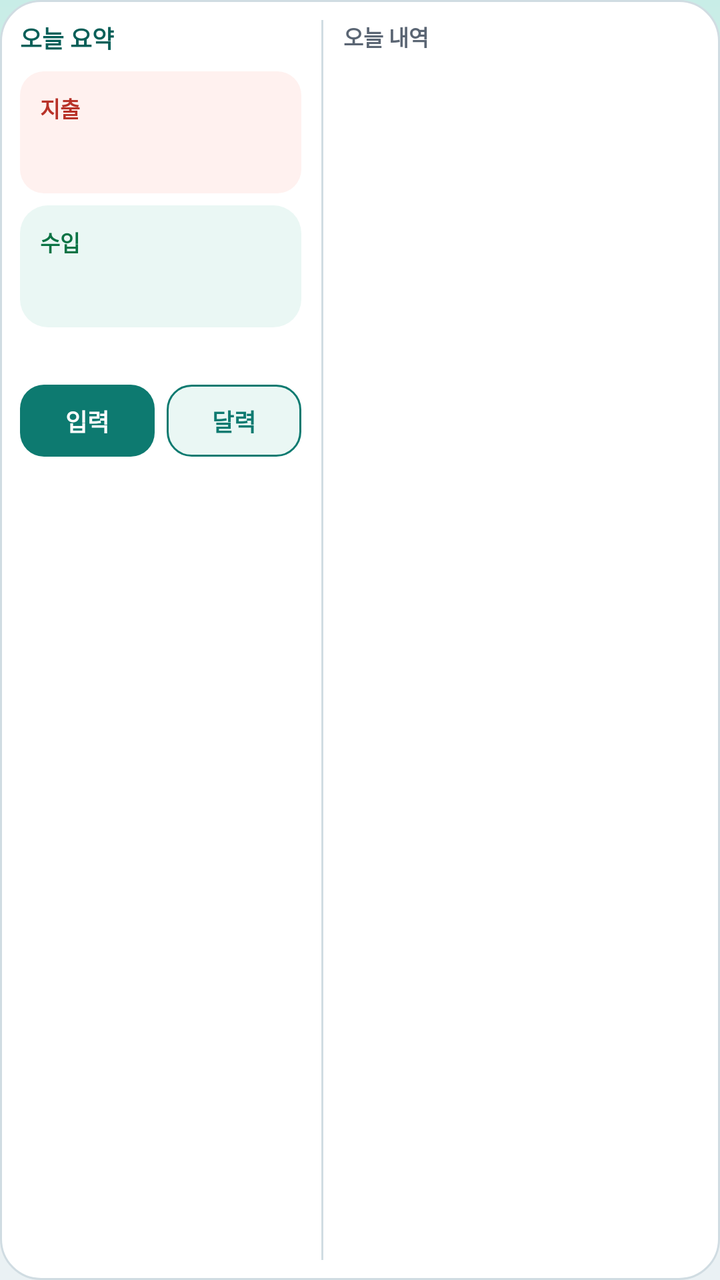
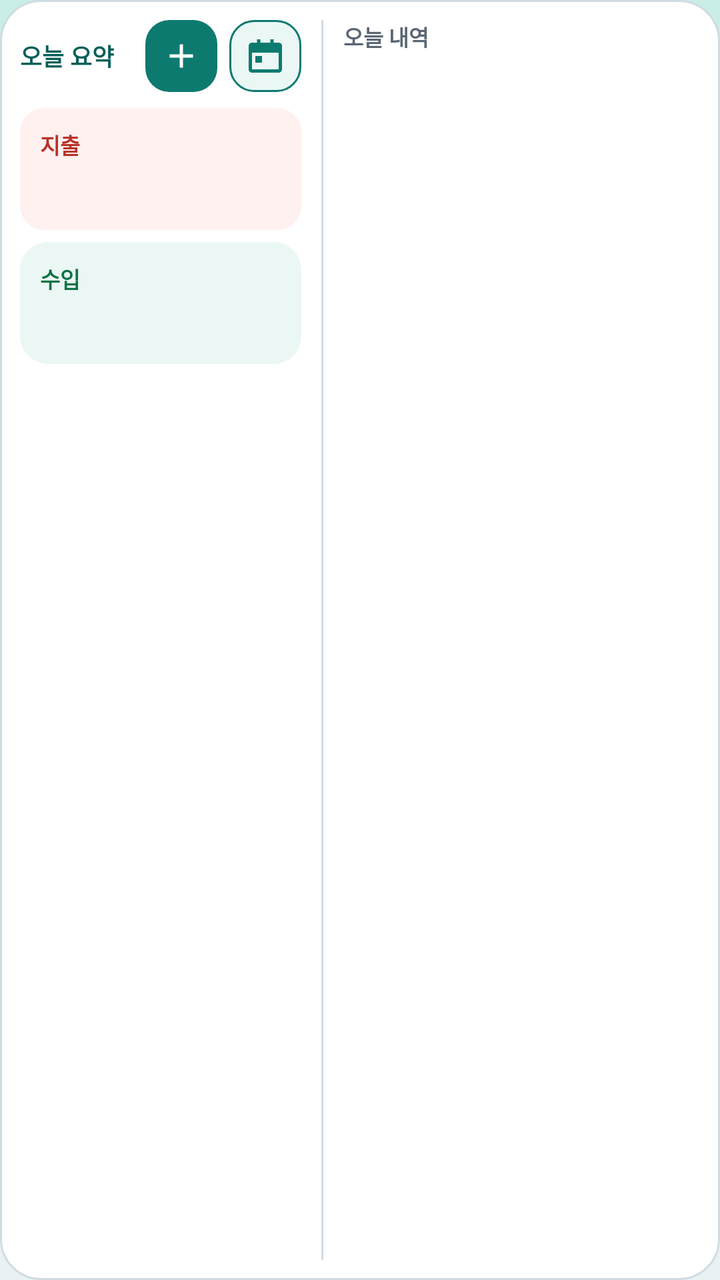

The first picture is an Android layout as it rendered before a commit; the second is the same layout after the commit. The layout source and the unified diff follow.
<!-- AndroidManifest.xml: application theme Theme.EasyLedger -->
<!-- res/layout/widget_today_wide.xml -->
<?xml version="1.0" encoding="utf-8"?>
<LinearLayout xmlns:android="http://schemas.android.com/apk/res/android"
    android:id="@+id/widget_root"
    android:layout_width="match_parent"
    android:layout_height="match_parent"
    android:background="@drawable/bg_widget"
    android:orientation="horizontal"
    android:padding="10dp">

    <LinearLayout
        android:layout_width="0dp"
        android:layout_height="match_parent"
        android:layout_weight="0.95"
        android:orientation="vertical">

        <TextView
            android:id="@+id/widget_title"
            android:layout_width="match_parent"
            android:layout_height="wrap_content"
            android:text="@string/widget_today_summary"
            android:textColor="#065F58"
            android:textSize="12sp"
            android:textStyle="bold" />

        <LinearLayout
            android:layout_width="match_parent"
            android:layout_height="wrap_content"
            android:layout_marginTop="8dp"
            android:background="@drawable/bg_widget_panel_expense"
            android:orientation="vertical"
            android:padding="10dp">

            <TextView
                android:layout_width="match_parent"
                android:layout_height="wrap_content"
                android:text="@string/expense"
                android:textColor="#B83228"
                android:textSize="11sp"
                android:textStyle="bold" />

            <TextView
                android:id="@+id/widget_expense"
                android:layout_width="match_parent"
                android:layout_height="wrap_content"
                android:layout_marginTop="2dp"
                android:ellipsize="end"
                android:maxLines="1"
                android:textColor="#121A24"
                android:textSize="17sp"
                android:textStyle="bold" />
        </LinearLayout>

        <LinearLayout
            android:layout_width="match_parent"
            android:layout_height="wrap_content"
            android:layout_marginTop="6dp"
            android:background="@drawable/bg_widget_panel"
            android:orientation="vertical"
            android:padding="10dp">

            <TextView
                android:layout_width="match_parent"
                android:layout_height="wrap_content"
                android:text="@string/income"
                android:textColor="#0B7344"
                android:textSize="11sp"
                android:textStyle="bold" />

            <TextView
                android:id="@+id/widget_income"
                android:layout_width="match_parent"
                android:layout_height="wrap_content"
                android:layout_marginTop="2dp"
                android:ellipsize="end"
                android:maxLines="1"
                android:textColor="#121A24"
                android:textSize="17sp"
                android:textStyle="bold" />
        </LinearLayout>

        <TextView
            android:id="@+id/widget_count"
            android:layout_width="match_parent"
            android:layout_height="wrap_content"
            android:layout_marginTop="6dp"
            android:textColor="#5A6573"
            android:textSize="11sp" />

        <LinearLayout
            android:layout_width="match_parent"
            android:layout_height="wrap_content"
            android:layout_marginTop="8dp"
            android:orientation="horizontal">

            <TextView
                android:id="@+id/widget_add"
                android:layout_width="0dp"
                android:layout_height="36dp"
                android:layout_weight="1"
                android:background="@drawable/bg_widget_button"
                android:gravity="center"
                android:includeFontPadding="false"
                android:paddingStart="8dp"
                android:paddingEnd="8dp"
                android:text="@string/widget_quick_input_short"
                android:textColor="#FFFFFF"
                android:textSize="12sp"
                android:textStyle="bold" />

            <TextView
                android:id="@+id/widget_detail"
                android:layout_width="0dp"
                android:layout_height="36dp"
                android:layout_marginStart="6dp"
                android:layout_weight="1"
                android:background="@drawable/bg_widget_button_outline"
                android:gravity="center"
                android:includeFontPadding="false"
                android:paddingStart="8dp"
                android:paddingEnd="8dp"
                android:text="@string/widget_view_detail_short"
                android:textColor="#0D7A70"
                android:textSize="12sp"
                android:textStyle="bold" />
        </LinearLayout>
    </LinearLayout>

    <ImageView
        android:layout_width="1dp"
        android:layout_height="match_parent"
        android:layout_marginStart="10dp"
        android:layout_marginEnd="10dp"
        android:contentDescription="@null"
        android:src="@drawable/bg_widget_divider" />

    <LinearLayout
        android:layout_width="0dp"
        android:layout_height="match_parent"
        android:layout_weight="1.2"
        android:orientation="vertical">

        <TextView
            android:id="@+id/widget_list_title"
            android:layout_width="match_parent"
            android:layout_height="wrap_content"
            android:text="@string/widget_today_list"
            android:textColor="#5A6573"
            android:textSize="11sp"
            android:textStyle="bold" />

        <LinearLayout
            android:id="@+id/widget_list"
            android:layout_width="match_parent"
            android:layout_height="0dp"
            android:layout_marginTop="4dp"
            android:layout_weight="1"
            android:orientation="vertical" />

        <TextView
            android:id="@+id/widget_empty"
            android:layout_width="match_parent"
            android:layout_height="0dp"
            android:layout_weight="1"
            android:gravity="center_vertical"
            android:text="@string/widget_today_empty"
            android:textColor="#8A94A1"
            android:textSize="12sp"
            android:visibility="gone" />

        <TextView
            android:id="@+id/widget_more"
            android:layout_width="match_parent"
            android:layout_height="wrap_content"
            android:layout_marginTop="2dp"
            android:textColor="#0D7A70"
            android:textSize="11sp"
            android:visibility="gone" />
    </LinearLayout>
</LinearLayout>
<!-- resources referenced by this layout -->
<resources>
  <!-- drawable bg_widget (drawable) -->
  <?xml version="1.0" encoding="utf-8"?>
  <shape xmlns:android="http://schemas.android.com/apk/res/android"
      android:shape="rectangle">
      <corners android:radius="20dp" />
      <solid android:color="#FFFFFF" />
      <stroke
          android:width="1dp"
          android:color="#D0DCE2" />
  </shape>
  <!-- drawable bg_widget_button (drawable) -->
  <?xml version="1.0" encoding="utf-8"?>
  <shape xmlns:android="http://schemas.android.com/apk/res/android"
      android:shape="rectangle">
      <corners android:radius="12dp" />
      <solid android:color="#0D7A70" />
  </shape>
  <!-- drawable bg_widget_button_outline (drawable) -->
  <?xml version="1.0" encoding="utf-8"?>
  <shape xmlns:android="http://schemas.android.com/apk/res/android"
      android:shape="rectangle">
      <corners android:radius="12dp" />
      <solid android:color="#EAF7F4" />
      <stroke
          android:width="1dp"
          android:color="#0D7A70" />
  </shape>
  <!-- drawable bg_widget_divider (drawable) -->
  <?xml version="1.0" encoding="utf-8"?>
  <shape xmlns:android="http://schemas.android.com/apk/res/android"
      android:shape="rectangle">
      <size android:width="1dp" />
      <solid android:color="#D0DCE2" />
  </shape>
  <!-- drawable bg_widget_panel (drawable) -->
  <?xml version="1.0" encoding="utf-8"?>
  <shape xmlns:android="http://schemas.android.com/apk/res/android"
      android:shape="rectangle">
      <corners android:radius="14dp" />
      <solid android:color="#EAF7F4" />
  </shape>
  <!-- drawable bg_widget_panel_expense (drawable) -->
  <?xml version="1.0" encoding="utf-8"?>
  <shape xmlns:android="http://schemas.android.com/apk/res/android"
      android:shape="rectangle">
      <corners android:radius="12dp" />
      <solid android:color="#FFF1EF" />
  </shape>
  <string name="expense">지출</string>
  <string name="income">수입</string>
  <string name="widget_quick_input_short">입력</string>
  <string name="widget_today_empty">아직 기록이 없어요</string>
  <string name="widget_today_list">오늘 내역</string>
  <string name="widget_today_summary">오늘 요약</string>
  <string name="widget_view_detail_short">달력</string>
  <color name="brand">#0D7A70</color>
  <color name="on_brand">#FFFFFF</color>
  <color name="brand_deep">#065F58</color>
  <color name="card">#FFFFFF</color>
  <color name="page">#EAF1F4</color>
  <!-- drawable bg_page (drawable) -->
  <?xml version="1.0" encoding="utf-8"?>
  <shape xmlns:android="http://schemas.android.com/apk/res/android">
      <gradient
          android:angle="160"
          android:centerColor="@color/page_mid"
          android:endColor="@color/page"
          android:startColor="@color/page_top"
          android:type="linear" />
  </shape>
  <color name="page_top">#C8EDE7</color>
  <color name="ink">#121A24</color>
  <style name="Widget.EasyLedger.OutlinedButton" parent="Widget.Material3.Button.OutlinedButton">
          <item name="strokeColor">@color/line</item>
          <item name="android:textColor">@color/ink</item>
          <item name="cornerRadius">14dp</item>
      </style>
  <color name="page_mid">#F7EFE4</color>
  <color name="line">#D0DCE2</color>
  <!-- unchanged entries left out for length: 1 -->
</resources>

<!-- the commit's change to res/layout/widget_today_wide.xml (unified diff, before → after) -->
@@ -13,14 +13,45 @@
         android:layout_weight="0.95"
         android:orientation="vertical">
 
-        <TextView
-            android:id="@+id/widget_title"
+        <LinearLayout
             android:layout_width="match_parent"
             android:layout_height="wrap_content"
-            android:text="@string/widget_today_summary"
-            android:textColor="#065F58"
-            android:textSize="12sp"
-            android:textStyle="bold" />
+            android:gravity="center_vertical"
+            android:orientation="horizontal">
+
+            <TextView
+                android:id="@+id/widget_title"
+                android:layout_width="0dp"
+                android:layout_height="wrap_content"
+                android:layout_weight="1"
+                android:ellipsize="end"
+                android:maxLines="1"
+                android:text="@string/widget_today_summary"
+                android:textColor="#065F58"
+                android:textSize="12sp"
+                android:textStyle="bold" />
+
+            <ImageView
+                android:id="@+id/widget_add"
+                android:layout_width="36dp"
+                android:layout_height="36dp"
+                android:background="@drawable/bg_widget_button"
+                android:contentDescription="@string/widget_quick_input_short"
+                android:padding="8dp"
+                android:scaleType="centerInside"
+                android:src="@drawable/ic_widget_add" />
+
+            <ImageView
+                android:id="@+id/widget_detail"
+                android:layout_width="36dp"
+                android:layout_height="36dp"
+                android:layout_marginStart="6dp"
+                android:background="@drawable/bg_widget_button_outline"
+                android:contentDescription="@string/widget_view_detail_short"
+                android:padding="8dp"
+                android:scaleType="centerInside"
+                android:src="@drawable/ic_widget_calendar" />
+        </LinearLayout>
 
         <LinearLayout
             android:layout_width="match_parent"
@@ -85,44 +116,6 @@
             android:layout_marginTop="6dp"
             android:textColor="#5A6573"
             android:textSize="11sp" />
-
-        <LinearLayout
-            android:layout_width="match_parent"
-            android:layout_height="wrap_content"
-            android:layout_marginTop="8dp"
-            android:orientation="horizontal">
-
-            <TextView
-                android:id="@+id/widget_add"
-                android:layout_width="0dp"
-                android:layout_height="36dp"
-                android:layout_weight="1"
-                android:background="@drawable/bg_widget_button"
-                android:gravity="center"
-                android:includeFontPadding="false"
-                android:paddingStart="8dp"
-                android:paddingEnd="8dp"
-                android:text="@string/widget_quick_input_short"
-                android:textColor="#FFFFFF"
-                android:textSize="12sp"
-                android:textStyle="bold" />
-
-            <TextView
-                android:id="@+id/widget_detail"
-                android:layout_width="0dp"
-                android:layout_height="36dp"
-                android:layout_marginStart="6dp"
-                android:layout_weight="1"
-                android:background="@drawable/bg_widget_button_outline"
-                android:gravity="center"
-                android:includeFontPadding="false"
-                android:paddingStart="8dp"
-                android:paddingEnd="8dp"
-                android:text="@string/widget_view_detail_short"
-                android:textColor="#0D7A70"
-                android:textSize="12sp"
-                android:textStyle="bold" />
-        </LinearLayout>
     </LinearLayout>
 
     <ImageView
<!-- resource entries referenced after the edit -->
@@ -48,6 +48,28 @@
       <corners android:radius="12dp" />
       <solid android:color="#FFF1EF" />
   </shape>
+  <!-- drawable ic_widget_add (drawable) -->
+  <?xml version="1.0" encoding="utf-8"?>
+  <vector xmlns:android="http://schemas.android.com/apk/res/android"
+      android:width="24dp"
+      android:height="24dp"
+      android:viewportWidth="24"
+      android:viewportHeight="24">
+      <path
+          android:fillColor="#FFFFFFFF"
+          android:pathData="M19,13h-6v6h-2v-6H5v-2h6V5h2v6h6v2z" />
+  </vector>
+  <!-- drawable ic_widget_calendar (drawable) -->
+  <?xml version="1.0" encoding="utf-8"?>
+  <vector xmlns:android="http://schemas.android.com/apk/res/android"
+      android:width="24dp"
+      android:height="24dp"
+      android:viewportWidth="24"
+      android:viewportHeight="24">
+      <path
+          android:fillColor="#FF0D7A70"
+          android:pathData="M7,2h2v2h6V2h2v2h3c1.1,0 2,0.9 2,2v14c0,1.1 -0.9,2 -2,2H4c-1.1,0 -2,-0.9 -2,-2V6c0,-1.1 0.9,-2 2,-2h3V2zM4,10v10h16V10H4zM6,12h4v4H6z" />
+  </vector>
   <string name="expense">지출</string>
   <string name="income">수입</string>
   <string name="widget_quick_input_short">입력</string>
